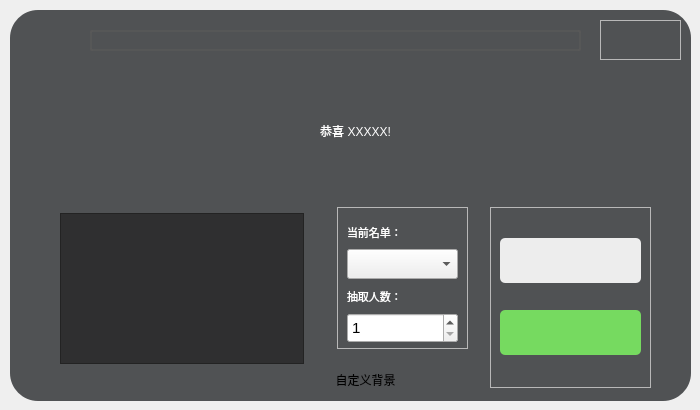
This is picker.ui in Yish1/Class-Roster-Picker-NEXT as Qt 5 draws it before an edit. The edited form follows.
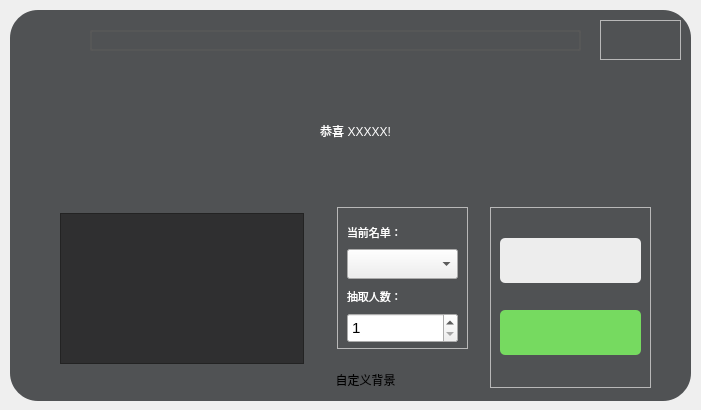
This is the edited form. Icons and pictures are not drawn.

Patch:
```diff
--- a/picker.ui
+++ b/picker.ui
@@ -6,7 +6,7 @@
    <rect>
     <x>0</x>
     <y>0</y>
-    <width>700</width>
+    <width>701</width>
     <height>410</height>
    </rect>
   </property>
```
Left out of the diff: 10 changed lines with no effect on the pictures.
